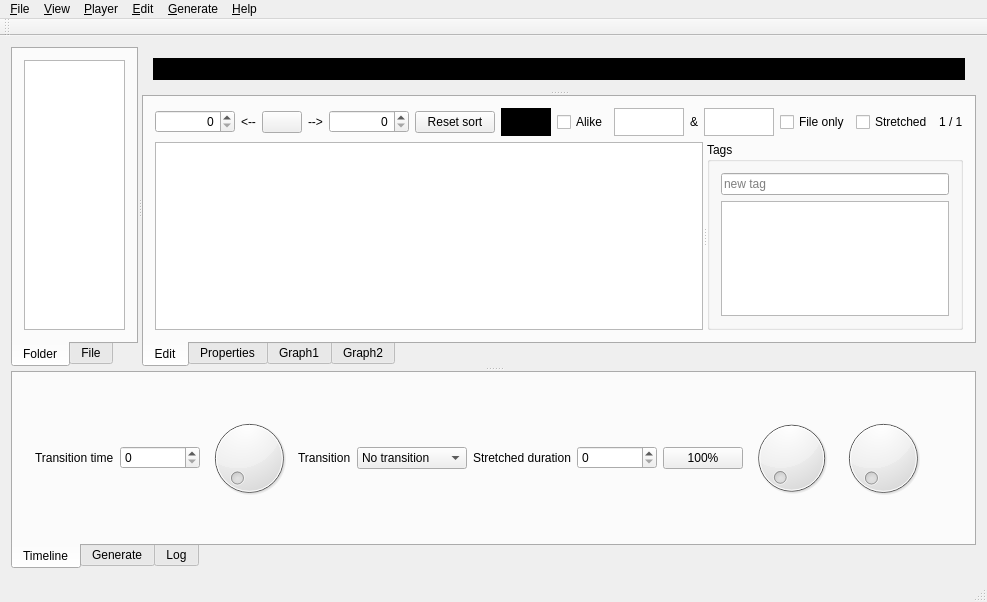
Qt form mainwindow.ui (ewoudwijma/MediaSidekick) before a commit.
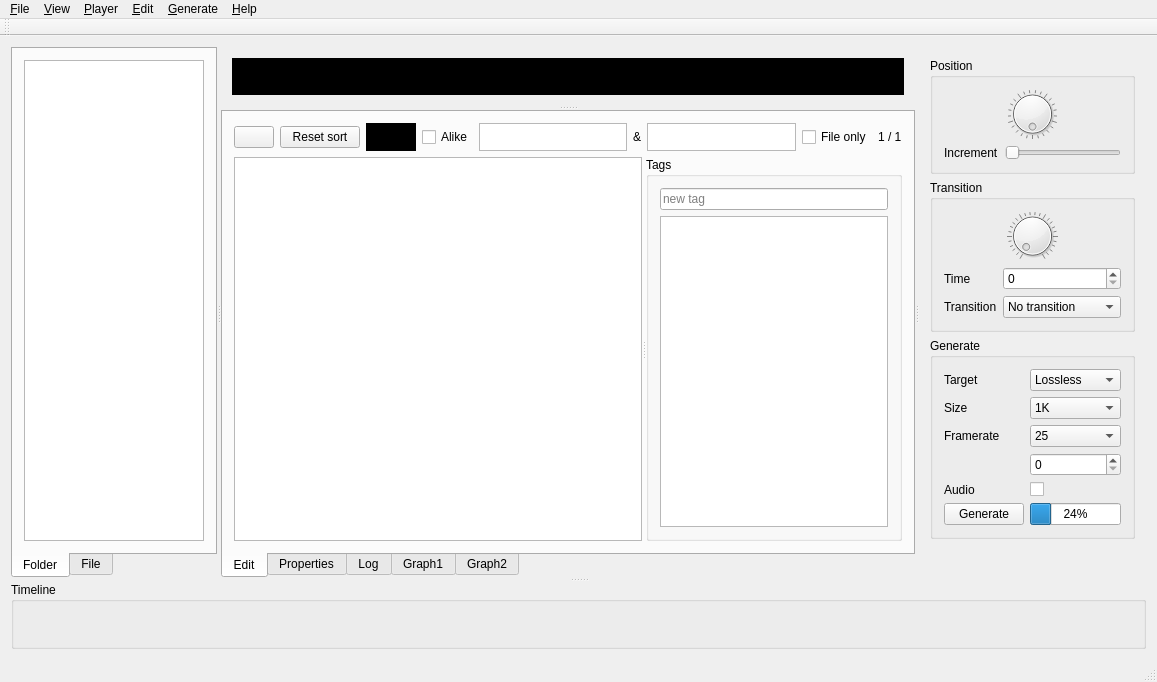
The same form after that commit. The open tabs and pages were chosen to show the change. Custom widgets are drawn as their Qt base class.

Commit message: Extend log fields. Finish generate of lossless, encode, premiere and shotcut. Deliver 0.0.1

The edit to the form file:
```diff
--- a/mainwindow.ui
+++ b/mainwindow.ui
@@ -6,8 +6,8 @@
    <rect>
     <x>0</x>
     <y>0</y>
-    <width>963</width>
-    <height>602</height>
+    <width>1157</width>
+    <height>591</height>
    </rect>
   </property>
   <property name="windowTitle">
@@ -84,26 +84,6 @@
             <layout class="QVBoxLayout" name="verticalLayout">
              <item>
               <layout class="QHBoxLayout" name="horizontalLayout">
-               <item>
-                <widget class="STimeSpinBox" name="defaultMinSpinBox">
-                 <property name="minimumSize">
-                  <size>
-                   <width>80</width>
-                   <height>0</height>
-                  </size>
-                 </property>
-                 <property name="alignment">
-                  <set>Qt::AlignRight|Qt::AlignTrailing|Qt::AlignVCenter</set>
-                 </property>
-                </widget>
-               </item>
-               <item>
-                <widget class="QLabel" name="label_2">
-                 <property name="text">
-                  <string>&lt;--</string>
-                 </property>
-                </widget>
-               </item>
                <item>
                 <widget class="QPushButton" name="newEditButton">
                  <property name="text">
@@ -111,26 +91,6 @@
                  </property>
                 </widget>
                </item>
-               <item>
-                <widget class="QLabel" name="label_3">
-                 <property name="text">
-                  <string>--&gt;</string>
-                 </property>
-                </widget>
-               </item>
-               <item>
-                <widget class="STimeSpinBox" name="defaultPlusSpinBox">
-                 <property name="minimumSize">
-                  <size>
-                   <width>80</width>
-                   <height>0</height>
-                  </size>
-                 </property>
-                 <property name="alignment">
-                  <set>Qt::AlignRight|Qt::AlignTrailing|Qt::AlignVCenter</set>
-                 </property>
-                </widget>
-               </item>
                <item>
                 <widget class="QPushButton" name="resetSortButton">
                  <property name="text">
@@ -192,13 +152,6 @@
                  </property>
                 </widget>
                </item>
-               <item>
-                <widget class="QCheckBox" name="stretchedCheckBox">
-                 <property name="text">
-                  <string>Stretched</string>
-                 </property>
-                </widget>
-               </item>
                <item>
                 <widget class="QLabel" name="editrowsCounterLabel">
                  <property name="text">
@@ -301,6 +254,16 @@
            </item>
           </layout>
          </widget>
+         <widget class="QWidget" name="tabLog">
+          <attribute name="title">
+           <string>Log</string>
+          </attribute>
+          <layout class="QVBoxLayout" name="verticalLayout_8">
+           <item>
+            <widget class="FLogTableView" name="logTableView"/>
+           </item>
+          </layout>
+         </widget>
          <widget class="QWidget" name="tabGraph1">
           <attribute name="title">
            <string>Graph1</string>
@@ -323,32 +286,80 @@
          </widget>
         </widget>
        </widget>
-      </widget>
-      <widget class="QTabWidget" name="timelineTabWidget">
-       <property name="tabPosition">
-        <enum>QTabWidget::South</enum>
-       </property>
-       <property name="currentIndex">
-        <number>0</number>
-       </property>
-       <widget class="QWidget" name="tab_timeline">
-        <attribute name="title">
-         <string>Timeline</string>
-        </attribute>
+       <widget class="QWidget" name="genWidget" native="true">
         <layout class="QVBoxLayout" name="verticalLayout_2">
          <item>
-          <widget class="FTimeline" name="timelineWidget" native="true">
-           <layout class="QVBoxLayout" name="verticalLayout_10">
+          <widget class="QGroupBox" name="positionGroupBox">
+           <property name="title">
+            <string>Position</string>
+           </property>
+           <layout class="QVBoxLayout" name="verticalLayout_11">
             <item>
-             <layout class="QHBoxLayout" name="timelineHorizontalLayout">
+             <widget class="QDial" name="positionDial">
+              <property name="sizePolicy">
+               <sizepolicy hsizetype="Preferred" vsizetype="Expanding">
+                <horstretch>0</horstretch>
+                <verstretch>0</verstretch>
+               </sizepolicy>
+              </property>
+              <property name="wrapping">
+               <bool>true</bool>
+              </property>
+              <property name="notchesVisible">
+               <bool>true</bool>
+              </property>
+             </widget>
+            </item>
               <item>
+             <layout class="QFormLayout" name="formLayout">
+              <item row="0" column="0">
+               <widget class="QLabel" name="label_10">
+                <property name="text">
+                 <string>Increment</string>
+                </property>
+               </widget>
+              </item>
+              <item row="0" column="1">
+               <widget class="QSlider" name="incrementSlider">
+                <property name="orientation">
+                 <enum>Qt::Horizontal</enum>
+                </property>
+               </widget>
+              </item>
+             </layout>
+            </item>
+           </layout>
+          </widget>
+         </item>
+         <item>
+          <widget class="QGroupBox" name="transitionGroupBox">
+           <property name="title">
+            <string>Transition</string>
+           </property>
+           <layout class="QVBoxLayout" name="verticalLayout_15">
+            <item>
+             <widget class="QDial" name="transitionDial">
+              <property name="sizePolicy">
+               <sizepolicy hsizetype="Preferred" vsizetype="Expanding">
+                <horstretch>0</horstretch>
+                <verstretch>0</verstretch>
+               </sizepolicy>
+              </property>
+              <property name="notchesVisible">
+               <bool>true</bool>
+              </property>
+             </widget>
+            </item>
+            <item>
+             <layout class="QFormLayout" name="formLayout_4">
+              <item row="0" column="0">
                <widget class="QLabel" name="transisitionTimeLabel">
                 <property name="text">
-                 <string>Transition time</string>
+                 <string>Time</string>
                 </property>
                </widget>
               </item>
-              <item>
+              <item row="0" column="1">
                <widget class="STimeSpinBox" name="transitionTimeSpinBox">
                 <property name="minimumSize">
                  <size>
@@ -358,17 +369,14 @@
                 </property>
                </widget>
               </item>
-              <item>
-               <widget class="QDial" name="transitionDial"/>
-              </item>
-              <item>
+              <item row="1" column="0">
                <widget class="QLabel" name="label_6">
                 <property name="text">
                  <string>Transition</string>
                 </property>
                </widget>
               </item>
-              <item>
+              <item row="1" column="1">
                <widget class="QComboBox" name="transitionComboBox">
                 <item>
                  <property name="text">
@@ -382,78 +390,29 @@
                 </item>
                </widget>
               </item>
-              <item>
-               <widget class="QLabel" name="stretchedDurationLabel">
-                <property name="text">
-                 <string>Stretched duration</string>
-                </property>
-               </widget>
-              </item>
-              <item>
-               <widget class="STimeSpinBox" name="stretchedDurationSpinBox">
-                <property name="minimumSize">
-                 <size>
-                  <width>80</width>
-                  <height>0</height>
-                 </size>
-                </property>
-               </widget>
-              </item>
-              <item>
-               <widget class="QPushButton" name="stretch100Button">
-                <property name="text">
-                 <string>100%</string>
-                </property>
-               </widget>
-              </item>
-              <item>
-               <widget class="QDial" name="stretchDial"/>
-              </item>
-              <item>
-               <widget class="QDial" name="positionDial"/>
-              </item>
-              <item>
-               <spacer name="horizontalSpacer_2">
-                <property name="orientation">
-                 <enum>Qt::Horizontal</enum>
-                </property>
-                <property name="sizeHint" stdset="0">
-                 <size>
-                  <width>40</width>
-                  <height>20</height>
-                 </size>
-                </property>
-               </spacer>
-              </item>
              </layout>
             </item>
            </layout>
           </widget>
          </item>
-        </layout>
-       </widget>
-       <widget class="QWidget" name="tab_generate">
-        <attribute name="title">
+         <item>
+          <widget class="QGroupBox" name="generateGroupBox">
+           <property name="title">
          <string>Generate</string>
-        </attribute>
-        <layout class="QVBoxLayout" name="verticalLayout_12">
-         <item>
-          <widget class="FGenerate" name="generateWidget" native="true">
-           <layout class="QVBoxLayout" name="verticalLayout_14">
-            <item>
-             <layout class="QHBoxLayout" name="horizontalLayout_3">
-              <item>
+           </property>
+           <layout class="QFormLayout" name="formLayout_2">
+            <item row="0" column="0">
                <widget class="QLabel" name="label_4">
                 <property name="text">
                  <string>Target</string>
                 </property>
                </widget>
               </item>
-              <item>
+            <item row="0" column="1">
                <widget class="QComboBox" name="generateTargetComboBox">
                 <item>
                  <property name="text">
-                  <string>Preview</string>
+                <string>Lossless</string>
                  </property>
                 </item>
                 <item>
@@ -476,20 +435,43 @@
                   <string>Premiere</string>
                  </property>
                 </item>
-               </widget>
-              </item>
               <item>
+               <property name="text">
+                <string>Shotcut</string>
+               </property>
+              </item>
+             </widget>
+            </item>
+            <item row="1" column="0">
                <widget class="QLabel" name="label_5">
                 <property name="text">
                  <string>Size</string>
                 </property>
                </widget>
               </item>
-              <item>
+            <item row="1" column="1">
                <widget class="QComboBox" name="generateSizeComboBox">
+              <property name="currentIndex">
+               <number>4</number>
+              </property>
                 <item>
                  <property name="text">
-                  <string>Original (lossless)</string>
+                <string>240p</string>
+               </property>
+              </item>
+              <item>
+               <property name="text">
+                <string>360p</string>
+               </property>
+              </item>
+              <item>
+               <property name="text">
+                <string>480p</string>
+               </property>
+              </item>
+              <item>
+               <property name="text">
+                <string>720p</string>
                  </property>
                 </item>
                 <item>
@@ -507,44 +489,106 @@
                   <string>4K</string>
                  </property>
                 </item>
-               </widget>
-              </item>
               <item>
+               <property name="text">
+                <string>8K</string>
+               </property>
+              </item>
+             </widget>
+            </item>
+            <item row="2" column="0">
                <widget class="QLabel" name="label_7">
                 <property name="text">
                  <string>Framerate</string>
                 </property>
                </widget>
               </item>
+            <item row="2" column="1">
+             <widget class="QComboBox" name="framerateComboBox">
+              <property name="currentIndex">
+               <number>3</number>
+              </property>
               <item>
-               <widget class="QSpinBox" name="frameRateSpinBox"/>
+               <property name="text">
+                <string>1</string>
+               </property>
               </item>
               <item>
+               <property name="text">
+                <string>5</string>
+               </property>
+              </item>
+              <item>
+               <property name="text">
+                <string>10</string>
+               </property>
+              </item>
+              <item>
+               <property name="text">
+                <string>25</string>
+               </property>
+              </item>
+              <item>
+               <property name="text">
+                <string>30</string>
+               </property>
+              </item>
+              <item>
+               <property name="text">
+                <string>50</string>
+               </property>
+              </item>
+              <item>
+               <property name="text">
+                <string>60</string>
+               </property>
+              </item>
+              <item>
+               <property name="text">
+                <string>90</string>
+               </property>
+              </item>
+              <item>
+               <property name="text">
+                <string>100</string>
+               </property>
+              </item>
+              <item>
+               <property name="text">
+                <string>120</string>
+               </property>
+              </item>
+             </widget>
+            </item>
+            <item row="3" column="1">
+             <widget class="QSpinBox" name="frameRateSpinBox">
+              <property name="maximum">
+               <number>120</number>
+              </property>
+             </widget>
+            </item>
+            <item row="5" column="0">
+             <widget class="QLabel" name="label_2">
+              <property name="text">
+               <string>Audio</string>
+              </property>
+             </widget>
+            </item>
+            <item row="5" column="1">
+             <widget class="QCheckBox" name="audioCheckBox">
+              <property name="text">
+               <string/>
+              </property>
+             </widget>
+            </item>
+            <item row="6" column="0">
                <widget class="QPushButton" name="generateButton">
                 <property name="text">
                  <string>Generate</string>
                 </property>
                </widget>
               </item>
-              <item>
-               <spacer name="horizontalSpacer_3">
-                <property name="orientation">
-                 <enum>Qt::Horizontal</enum>
-                </property>
-                <property name="sizeHint" stdset="0">
-                 <size>
-                  <width>40</width>
-                  <height>20</height>
-                 </size>
-                </property>
-               </spacer>
-              </item>
-             </layout>
-            </item>
-           </layout>
-          </widget>
-         </item>
-         <item>
+            <item row="6" column="1">
           <widget class="QProgressBar" name="progressBar">
            <property name="value">
             <number>24</number>
@@ -553,17 +597,27 @@
          </item>
         </layout>
        </widget>
-       <widget class="QWidget" name="tab_log">
-        <attribute name="title">
-         <string>Log</string>
-        </attribute>
-        <layout class="QVBoxLayout" name="verticalLayout_8">
+         </item>
          <item>
-          <widget class="FLogTableView" name="logTableView"/>
+          <widget class="FGenerate" name="generateWidget" native="true">
+           <layout class="QVBoxLayout" name="verticalLayout_14"/>
+          </widget>
          </item>
         </layout>
        </widget>
       </widget>
+      <widget class="QGroupBox" name="timelineGroupBox">
+       <property name="title">
+        <string>Timeline</string>
+       </property>
+       <layout class="QVBoxLayout" name="verticalLayout_12">
+        <item>
+         <widget class="FTimeline" name="timelineWidget" native="true">
+          <layout class="QVBoxLayout" name="verticalLayout_10"/>
+         </widget>
+        </item>
+       </layout>
+      </widget>
      </widget>
     </item>
    </layout>
@@ -573,7 +627,7 @@
     <rect>
      <x>0</x>
      <y>0</y>
-     <width>963</width>
+     <width>1157</width>
      <height>17</height>
     </rect>
    </property>
```
Left out of the diff: 23 changed lines with no effect on the pictures. Lines whose indentation alone changed are shown as unchanged. The commit also changes 28 other files.
